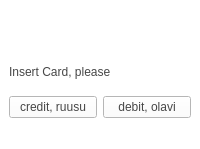
Old version of the form bankautomat/mainwindow.ui in the repository bank-2022/group11.
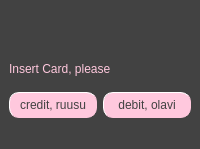
New version of the form.

What changed in the file:
```diff
--- a/bankautomat/mainwindow.ui
+++ b/bankautomat/mainwindow.ui
@@ -14,8 +14,7 @@
    <string>MainWindow</string>
   </property>
   <property name="styleSheet">
-   <string notr="true">background-color: rgb(255, 255, 255);
-color: rgb(71, 71, 71);</string>
+   <string notr="true">background-color:rgb(66, 66, 66);</string>
   </property>
   <widget class="QWidget" name="centralwidget">
    <layout class="QHBoxLayout" name="horizontalLayout_2">
@@ -25,6 +24,10 @@
        <layout class="QVBoxLayout" name="verticalLayout">
         <item>
          <widget class="QLabel" name="warningLabel">
+          <property name="styleSheet">
+           <string notr="true">color: rgb(255, 200, 221);
+font: 63 10pt &quot;Lato Semibold&quot;;</string>
+          </property>
           <property name="text">
            <string/>
           </property>
@@ -32,6 +35,10 @@
         </item>
         <item>
          <widget class="QLabel" name="label">
+          <property name="styleSheet">
+           <string notr="true">color: rgb(255, 200, 221);
+font: 63 10pt &quot;Lato Semibold&quot;;</string>
+          </property>
           <property name="text">
            <string>Insert Card, please</string>
           </property>
@@ -43,6 +50,20 @@
        <layout class="QHBoxLayout" name="horizontalLayout">
         <item>
          <widget class="QPushButton" name="ruusuButton">
+          <property name="cursor">
+           <cursorShape>PointingHandCursor</cursorShape>
+          </property>
+          <property name="styleSheet">
+           <string notr="true">font: 63 9pt &quot;Lato Semibold&quot;;
+color: rgb(66, 66, 66);
+background-color:rgb(255, 200, 221);
+border-style: outset;
+border-width: 1px;
+border-radius: 10px;
+border-color:rgb(255, 200, 221);
+min-width: 1em;
+padding: 5px;</string>
+          </property>
           <property name="text">
            <string>credit, ruusu</string>
           </property>
@@ -50,6 +71,20 @@
         </item>
         <item>
          <widget class="QPushButton" name="olaviButton">
+          <property name="cursor">
+           <cursorShape>PointingHandCursor</cursorShape>
+          </property>
+          <property name="styleSheet">
+           <string notr="true">font: 63 9pt &quot;Lato Semibold&quot;;
+color: rgb(66, 66, 66);
+background-color:rgb(255, 200, 221);
+border-style: outset;
+border-width: 1px;
+border-radius: 10px;
+border-color:rgb(255, 200, 221);
+min-width: 1em;
+padding: 5px;</string>
+          </property>
           <property name="text">
            <string>debit, olavi</string>
           </property>
```
